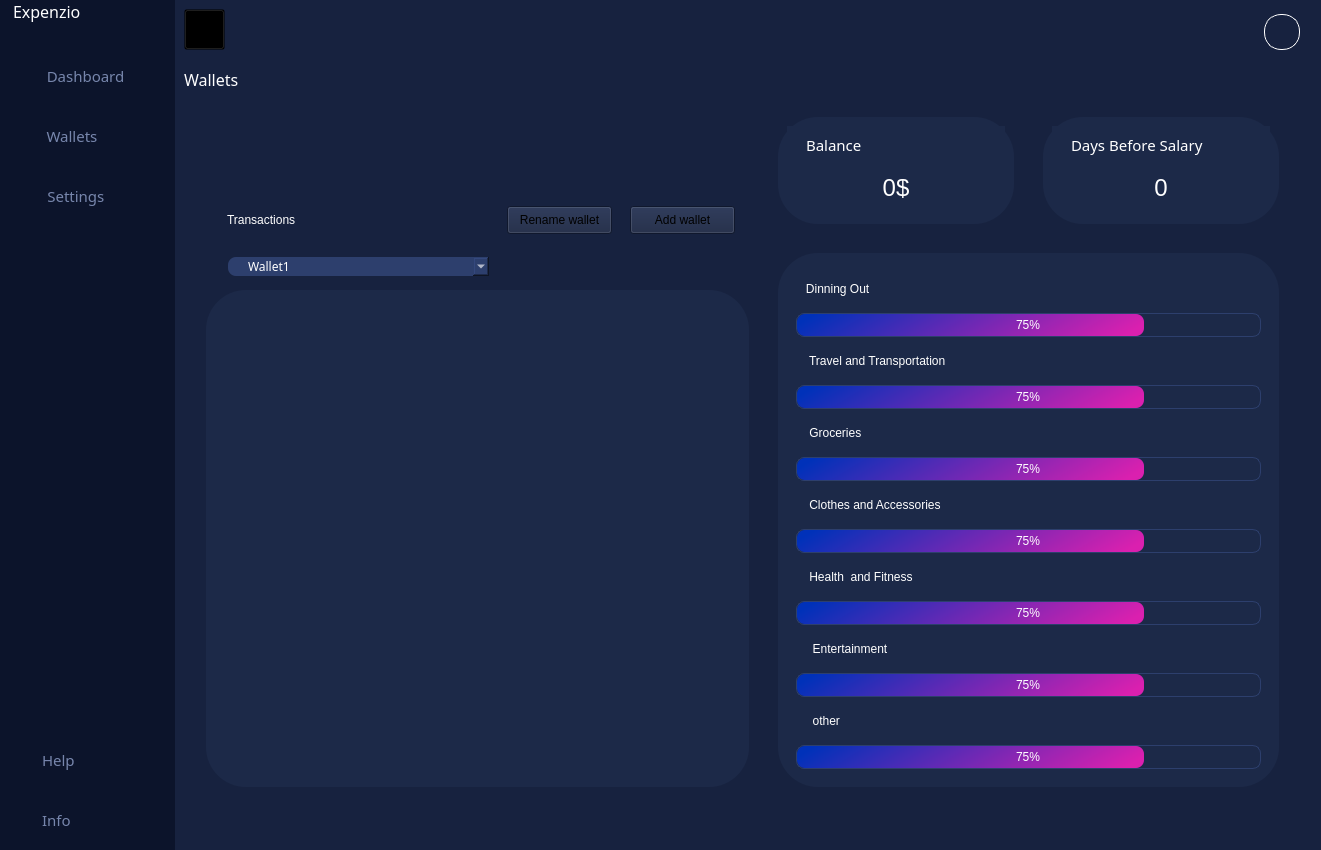
The window that HOMEWINDOW.ui (v4sud3v/MINI-PROJECT) describes before a commit, drawn with Qt 5.
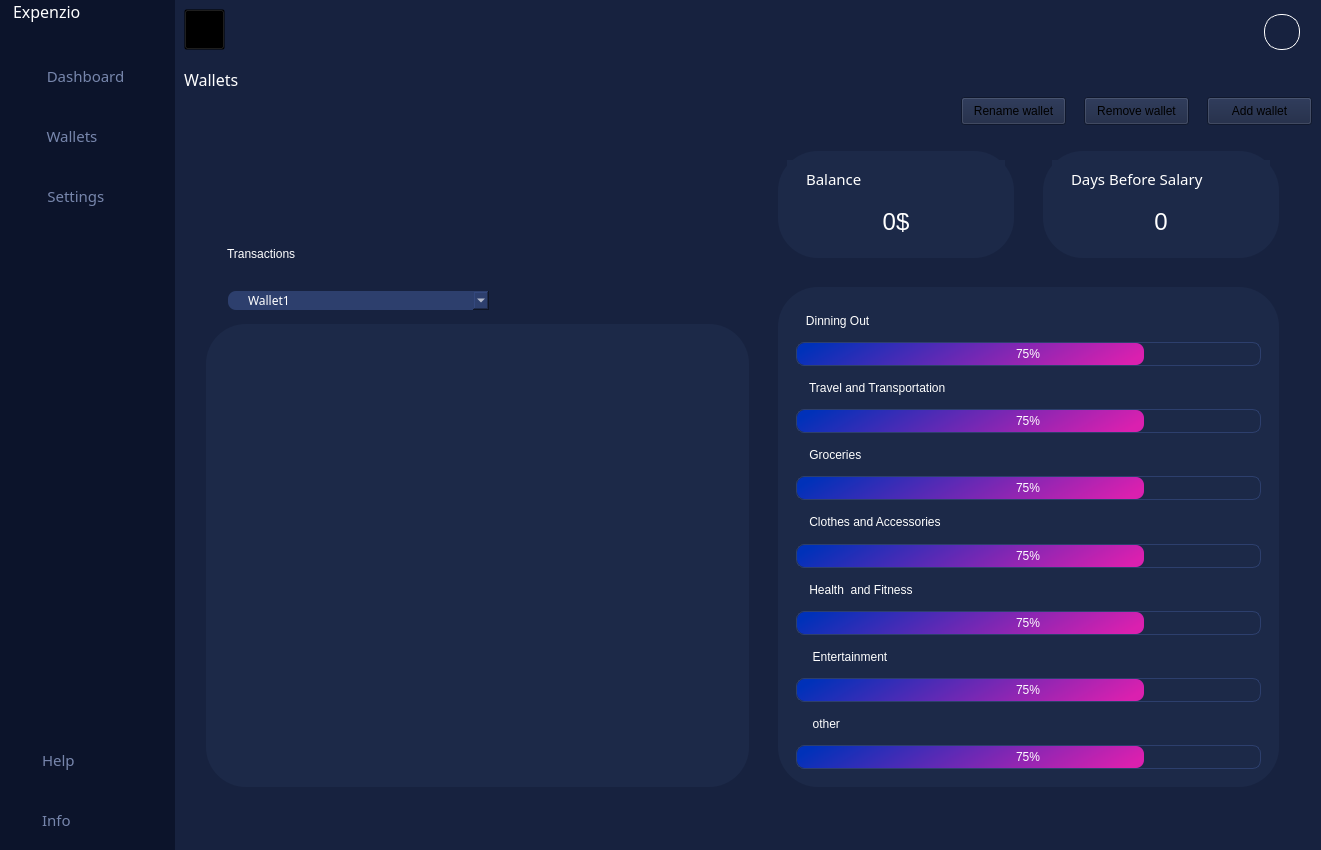
The same window after the commit. The open tabs and pages were chosen to show the change. Icons and pictures are not drawn.

Diff of the .ui file:
```diff
--- a/HOMEWINDOW.ui
+++ b/HOMEWINDOW.ui
@@ -1947,6 +1947,128 @@
              </property>
             </widget>
            </item>
+           <item>
+            <layout class="QHBoxLayout" name="horizontalLayout_18">
+             <property name="spacing">
+              <number>18</number>
+             </property>
+             <property name="leftMargin">
+              <number>5</number>
+             </property>
+             <item>
+              <spacer name="horizontalSpacer_17">
+               <property name="orientation">
+                <enum>Qt::Horizontal</enum>
+               </property>
+               <property name="sizeType">
+                <enum>QSizePolicy::Expanding</enum>
+               </property>
+               <property name="sizeHint" stdset="0">
+                <size>
+                 <width>40</width>
+                 <height>20</height>
+                </size>
+               </property>
+              </spacer>
+             </item>
+             <item>
+              <widget class="QPushButton" name="pushButton_5">
+               <property name="sizePolicy">
+                <sizepolicy hsizetype="Maximum" vsizetype="Fixed">
+                 <horstretch>0</horstretch>
+                 <verstretch>0</verstretch>
+                </sizepolicy>
+               </property>
+               <property name="minimumSize">
+                <size>
+                 <width>105</width>
+                 <height>28</height>
+                </size>
+               </property>
+               <property name="styleSheet">
+                <string notr="true">QPushButton{
+	border: 1px solid;
+	border-color:#fff;
+	border-radius: 7px;
+color:#fff;
+}
+QPushButton:hover{
+color:rgb(22, 201, 236);
+border-color:rgb(22, 201, 236);
+}
+font: 3pt &quot;Century Gothic&quot;;</string>
+               </property>
+               <property name="text">
+                <string>Rename wallet</string>
+               </property>
+              </widget>
+             </item>
+             <item>
+              <widget class="QPushButton" name="removewallet">
+               <property name="sizePolicy">
+                <sizepolicy hsizetype="Maximum" vsizetype="Fixed">
+                 <horstretch>0</horstretch>
+                 <verstretch>0</verstretch>
+                </sizepolicy>
+               </property>
+               <property name="minimumSize">
+                <size>
+                 <width>105</width>
+                 <height>28</height>
+                </size>
+               </property>
+               <property name="styleSheet">
+                <string notr="true">QPushButton{
+	border: 1px solid;
+	border-color:#fff;
+	border-radius: 7px;
+color:#fff;
+}
+QPushButton:hover{
+color:rgb(22, 201, 236);
+border-color:rgb(22, 201, 236);
+}
+font: 3pt &quot;Century Gothic&quot;;</string>
+               </property>
+               <property name="text">
+                <string>Remove wallet</string>
+               </property>
+              </widget>
+             </item>
+             <item>
+              <widget class="QPushButton" name="pushButton_12">
+               <property name="sizePolicy">
+                <sizepolicy hsizetype="Maximum" vsizetype="Fixed">
+                 <horstretch>0</horstretch>
+                 <verstretch>0</verstretch>
+                </sizepolicy>
+               </property>
+               <property name="minimumSize">
+                <size>
+                 <width>105</width>
+                 <height>28</height>
+                </size>
+               </property>
+               <property name="styleSheet">
+                <string notr="true">QPushButton{
+	border: 1px solid;
+	border-color:#fff;
+	border-radius: 7px;
+color:#fff;
+}
+QPushButton:hover{
+color:rgb(22, 201, 236);
+border-color:rgb(22, 201, 236);
+}
+font: 3pt &quot;Century Gothic&quot;;</string>
+               </property>
+               <property name="text">
+                <string>Add wallet</string>
+               </property>
+              </widget>
+             </item>
+            </layout>
+           </item>
            <item>
             <layout class="QHBoxLayout" name="horizontalLayout_22">
              <property name="spacing">
@@ -2025,96 +2147,6 @@
                     <property name="spacing">
                      <number>0</number>
                     </property>
-                    <item>
-                     <layout class="QHBoxLayout" name="horizontalLayout_18">
-                      <property name="spacing">
-                       <number>18</number>
-                      </property>
-                      <property name="leftMargin">
-                       <number>5</number>
-                      </property>
-                      <item>
-                       <spacer name="horizontalSpacer_17">
-                        <property name="orientation">
-                         <enum>Qt::Horizontal</enum>
-                        </property>
-                        <property name="sizeType">
-                         <enum>QSizePolicy::Expanding</enum>
-                        </property>
-                        <property name="sizeHint" stdset="0">
-                         <size>
-                          <width>40</width>
-                          <height>20</height>
-                         </size>
-                        </property>
-                       </spacer>
-                      </item>
-                      <item>
-                       <widget class="QPushButton" name="pushButton_5">
-                        <property name="sizePolicy">
-                         <sizepolicy hsizetype="Maximum" vsizetype="Fixed">
-                          <horstretch>0</horstretch>
-                          <verstretch>0</verstretch>
-                         </sizepolicy>
-                        </property>
-                        <property name="minimumSize">
-                         <size>
-                          <width>105</width>
-                          <height>28</height>
-                         </size>
-                        </property>
-                        <property name="styleSheet">
-                         <string notr="true">QPushButton{
-	border: 1px solid;
-	border-color:#fff;
-	border-radius: 7px;
-color:#fff;
-}
-QPushButton:hover{
-color:rgb(22, 201, 236);
-border-color:rgb(22, 201, 236);
-}
-font: 3pt &quot;Century Gothic&quot;;</string>
-                        </property>
-                        <property name="text">
-                         <string>Rename wallet</string>
-                        </property>
-                       </widget>
-                      </item>
-                      <item>
-                       <widget class="QPushButton" name="pushButton_12">
-                        <property name="sizePolicy">
-                         <sizepolicy hsizetype="Maximum" vsizetype="Fixed">
-                          <horstretch>0</horstretch>
-                          <verstretch>0</verstretch>
-                         </sizepolicy>
-                        </property>
-                        <property name="minimumSize">
-                         <size>
-                          <width>105</width>
-                          <height>28</height>
-                         </size>
-                        </property>
-                        <property name="styleSheet">
-                         <string notr="true">QPushButton{
-	border: 1px solid;
-	border-color:#fff;
-	border-radius: 7px;
-color:#fff;
-}
-QPushButton:hover{
-color:rgb(22, 201, 236);
-border-color:rgb(22, 201, 236);
-}
-font: 3pt &quot;Century Gothic&quot;;</string>
-                        </property>
-                        <property name="text">
-                         <string>Add wallet</string>
-                        </property>
-                       </widget>
-                      </item>
-                     </layout>
-                    </item>
                    </layout>
                   </item>
                  </layout>
@@ -2307,7 +2339,7 @@
                        <x>0</x>
                        <y>0</y>
                        <width>521</width>
-                       <height>450</height>
+                       <height>410</height>
                       </rect>
                      </property>
                     </widget>
```
Left out of the diff: 22 changed lines with no effect on the pictures.
